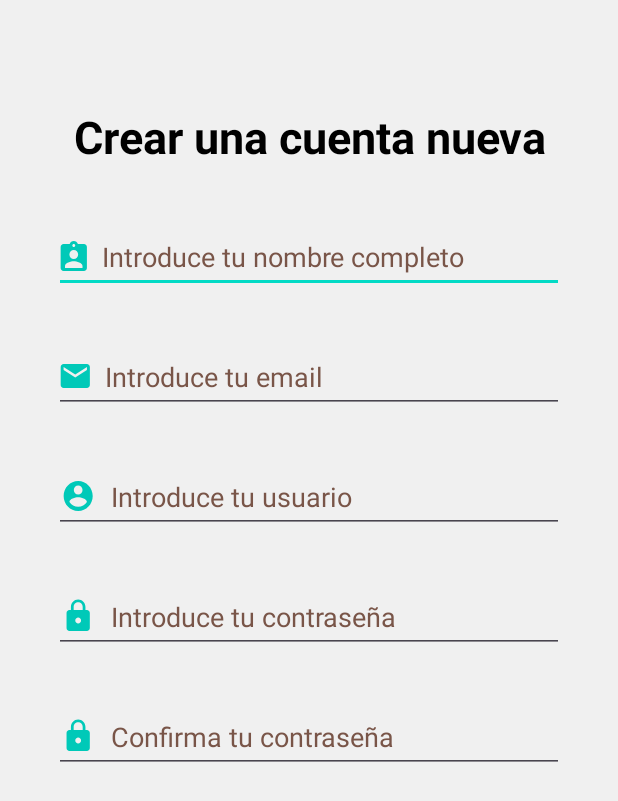
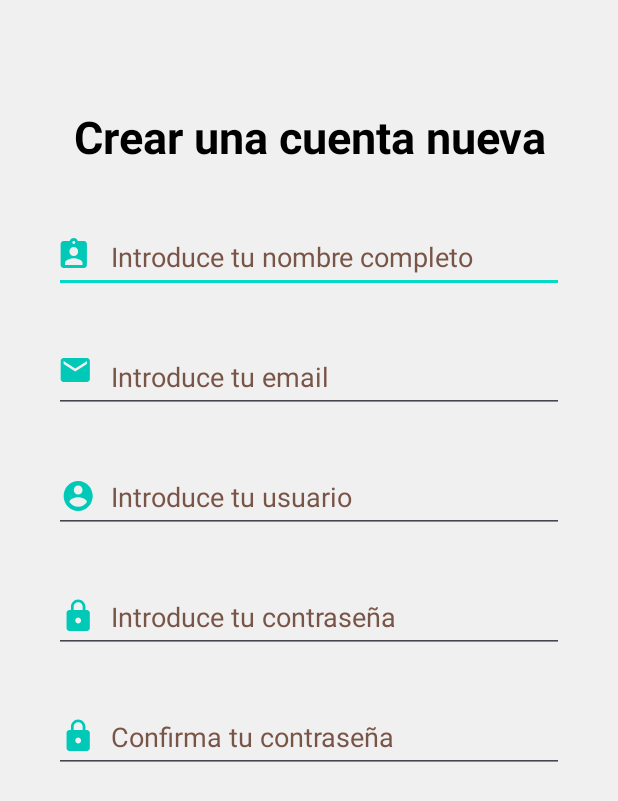
Before and after one commit to josego16/Proyecto_PMMD, an Android app: the ActivityIntentRegister screen opened directly, with no data from a screen before it, on a phone screen of 412 x 824 dp. Shown: the top 801 px of the screen. Run offline under Robolectric (Android 15) with nearby library versions, the phone set to English and light mode, and no system bars.

Commit message:
Version 1.1: hemos empezado a crear la clase modelo, la lista mutable y el main con el recycler View

```diff
--- a/app/src/main/java/com/example/proyecto_pmmd/models/Modelo.kt
+++ /dev/null
@@ -1,4 +0,0 @@
-package com.example.proyecto_pmmd.models
-
-class Modelo {
-}
--- a/app/src/main/res/drawable/ic_account.xml
+++ b/app/src/main/res/drawable/ic_account.xml
@@ -1,9 +1,9 @@
 <vector xmlns:android="http://schemas.android.com/apk/res/android"
-    android:width="18dp"
-    android:height="20dp"
-    android:viewportWidth="18"
-    android:viewportHeight="20">
-  <path
-      android:pathData="M15.988,2H11.922C11.514,0.84 10.444,0 9.179,0C7.915,0 6.845,0.84 6.436,2H2.371C1.301,2 0.426,2.9 0.426,4V18C0.426,19.1 1.301,20 2.371,20H15.988C17.058,20 17.933,19.1 17.933,18V4C17.933,2.9 17.058,2 15.988,2ZM9.179,2C9.714,2 10.152,2.45 10.152,3C10.152,3.55 9.714,4 9.179,4C8.644,4 8.207,3.55 8.207,3C8.207,2.45 8.644,2 9.179,2ZM9.179,6C10.794,6 12.097,7.34 12.097,9C12.097,10.66 10.794,12 9.179,12C7.565,12 6.261,10.66 6.261,9C6.261,7.34 7.565,6 9.179,6ZM15.015,18H3.343V16.6C3.343,14.6 7.234,13.5 9.179,13.5C11.125,13.5 15.015,14.6 15.015,16.6V18Z"
-      android:fillColor="#00C9B8"/>
+    android:width="24dp"
+    android:height="24dp"
+    android:viewportWidth="24"
+    android:viewportHeight="24">
+    <path
+        android:fillColor="#00C9B8"
+        android:pathData="M15.988,2H11.922C11.514,0.84 10.444,0 9.179,0C7.915,0 6.845,0.84 6.436,2H2.371C1.301,2 0.426,2.9 0.426,4V18C0.426,19.1 1.301,20 2.371,20H15.988C17.058,20 17.933,19.1 17.933,18V4C17.933,2.9 17.058,2 15.988,2ZM9.179,2C9.714,2 10.152,2.45 10.152,3C10.152,3.55 9.714,4 9.179,4C8.644,4 8.207,3.55 8.207,3C8.207,2.45 8.644,2 9.179,2ZM9.179,6C10.794,6 12.097,7.34 12.097,9C12.097,10.66 10.794,12 9.179,12C7.565,12 6.261,10.66 6.261,9C6.261,7.34 7.565,6 9.179,6ZM15.015,18H3.343V16.6C3.343,14.6 7.234,13.5 9.179,13.5C11.125,13.5 15.015,14.6 15.015,16.6V18Z" />
 </vector>
--- a/app/src/main/res/drawable/ic_circle_account.xml
+++ b/app/src/main/res/drawable/ic_circle_account.xml
@@ -3,11 +3,10 @@
     android:height="24dp"
     android:viewportWidth="24"
     android:viewportHeight="24">
-  <group>
-    <clip-path
-        android:pathData="M0.483,0h23.271v24h-23.271z"/>
-    <path
-        android:pathData="M12.118,2C6.766,2 2.422,6.48 2.422,12C2.422,17.52 6.766,22 12.118,22C17.471,22 21.815,17.52 21.815,12C21.815,6.48 17.471,2 12.118,2ZM12.118,5C13.728,5 15.027,6.34 15.027,8C15.027,9.66 13.728,11 12.118,11C10.509,11 9.21,9.66 9.21,8C9.21,6.34 10.509,5 12.118,5ZM12.118,19.2C9.695,19.2 7.552,17.92 6.301,15.98C6.33,13.99 10.179,12.9 12.118,12.9C14.048,12.9 17.907,13.99 17.936,15.98C16.685,17.92 14.542,19.2 12.118,19.2Z"
-        android:fillColor="#00C9B8"/>
-  </group>
+    <group>
+        <clip-path android:pathData="M0.483,0h23.271v24h-23.271z" />
+        <path
+            android:fillColor="#00C9B8"
+            android:pathData="M12.118,2C6.766,2 2.422,6.48 2.422,12C2.422,17.52 6.766,22 12.118,22C17.471,22 21.815,17.52 21.815,12C21.815,6.48 17.471,2 12.118,2ZM12.118,5C13.728,5 15.027,6.34 15.027,8C15.027,9.66 13.728,11 12.118,11C10.509,11 9.21,9.66 9.21,8C9.21,6.34 10.509,5 12.118,5ZM12.118,19.2C9.695,19.2 7.552,17.92 6.301,15.98C6.33,13.99 10.179,12.9 12.118,12.9C14.048,12.9 17.907,13.99 17.936,15.98C16.685,17.92 14.542,19.2 12.118,19.2Z" />
+    </group>
 </vector>
--- a/app/src/main/res/drawable/ic_email.xml
+++ b/app/src/main/res/drawable/ic_email.xml
@@ -1,9 +1,9 @@
 <vector xmlns:android="http://schemas.android.com/apk/res/android"
-    android:width="20dp"
-    android:height="16dp"
-    android:viewportWidth="20"
-    android:viewportHeight="16">
-  <path
-      android:pathData="M17.961,0H2.398C1.328,0 0.463,0.9 0.463,2L0.453,14C0.453,15.1 1.328,16 2.398,16H17.961C19.03,16 19.906,15.1 19.906,14V2C19.906,0.9 19.03,0 17.961,0ZM17.961,4L10.179,9L2.398,4V2L10.179,7L17.961,2V4Z"
-      android:fillColor="#00C9B8"/>
+    android:width="24dp"
+    android:height="24dp"
+    android:viewportWidth="24"
+    android:viewportHeight="24">
+    <path
+        android:fillColor="#00C9B8"
+        android:pathData="M17.961,0H2.398C1.328,0 0.463,0.9 0.463,2L0.453,14C0.453,15.1 1.328,16 2.398,16H17.961C19.03,16 19.906,15.1 19.906,14V2C19.906,0.9 19.03,0 17.961,0ZM17.961,4L10.179,9L2.398,4V2L10.179,7L17.961,2V4Z" />
 </vector>
--- a/app/src/main/res/drawable/ic_lock.xml
+++ b/app/src/main/res/drawable/ic_lock.xml
@@ -3,11 +3,10 @@
     android:height="24dp"
     android:viewportWidth="24"
     android:viewportHeight="24">
-  <group>
-    <clip-path
-        android:pathData="M0.483,0h23.271v24h-23.271z"/>
-    <path
-        android:pathData="M17.936,8H16.967V6C16.967,3.24 14.795,1 12.118,1C9.442,1 7.271,3.24 7.271,6V8H6.301C5.234,8 4.362,8.9 4.362,10V20C4.362,21.1 5.234,22 6.301,22H17.936C19.003,22 19.875,21.1 19.875,20V10C19.875,8.9 19.003,8 17.936,8ZM12.118,17C11.052,17 10.179,16.1 10.179,15C10.179,13.9 11.052,13 12.118,13C13.185,13 14.058,13.9 14.058,15C14.058,16.1 13.185,17 12.118,17ZM15.124,8H9.113V6C9.113,4.29 10.46,2.9 12.118,2.9C13.777,2.9 15.124,4.29 15.124,6V8Z"
-        android:fillColor="#00C9B8"/>
-  </group>
+    <group>
+        <clip-path android:pathData="M0.483,0h23.271v24h-23.271z" />
+        <path
+            android:fillColor="#00C9B8"
+            android:pathData="M17.936,8H16.967V6C16.967,3.24 14.795,1 12.118,1C9.442,1 7.271,3.24 7.271,6V8H6.301C5.234,8 4.362,8.9 4.362,10V20C4.362,21.1 5.234,22 6.301,22H17.936C19.003,22 19.875,21.1 19.875,20V10C19.875,8.9 19.003,8 17.936,8ZM12.118,17C11.052,17 10.179,16.1 10.179,15C10.179,13.9 11.052,13 12.118,13C13.185,13 14.058,13.9 14.058,15C14.058,16.1 13.185,17 12.118,17ZM15.124,8H9.113V6C9.113,4.29 10.46,2.9 12.118,2.9C13.777,2.9 15.124,4.29 15.124,6V8Z" />
+    </group>
 </vector>
```
Also changed, not shown: app/src/main/java/com/example/proyecto_pmmd/MainActivity.kt (+13 -0 lines), app/src/main/java/com/example/proyecto_pmmd/models/Digimon.kt (added, +13 -0 lines), app/src/main/java/com/example/proyecto_pmmd/objects_models/Repository.kt (+74 -0 lines), app/src/main/res/drawable/btn_borrar.xml (added, +10 -0 lines), app/src/main/res/drawable/btn_editar.xml (added, +10 -0 lines), app/src/main/res/drawable/ic_logout.xml (added, +10 -0 lines), app/src/main/res/drawable/icon_add.xml (added, +10 -0 lines), app/src/main/res/layout/activity_main.xml (+27 -4 lines), app/src/main/res/layout/itemlist_cardview.xml (added, +102 -0 lines), app/src/main/res/values/colors.xml (+7 -0 lines), app/src/main/res/values/strings.xml (+8 -0 lines).
